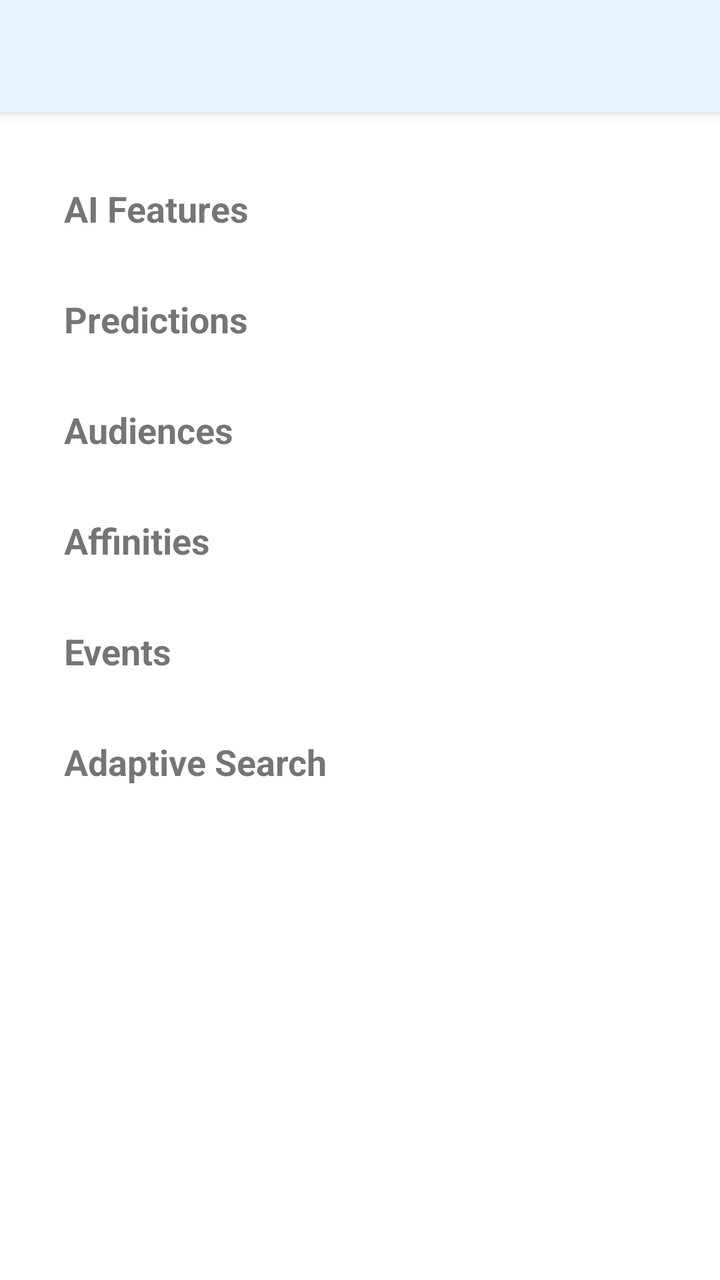
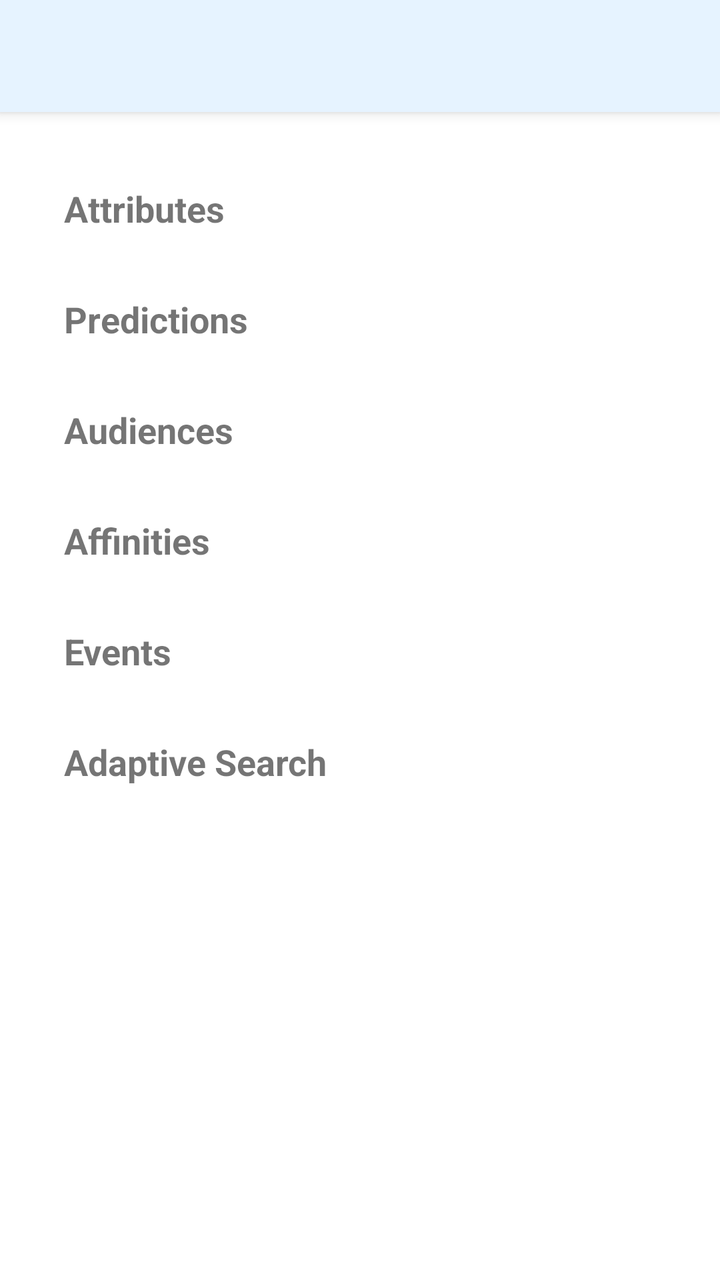

The first picture is an Android layout as it rendered before a commit; the second is the same layout after the commit. The layout source and the unified diff follow.
<!-- AndroidManifest.xml: application theme Theme.AndroidExample -->
<!-- res/layout/activity_data.xml -->
<?xml version="1.0" encoding="utf-8"?>
<LinearLayout xmlns:android="http://schemas.android.com/apk/res/android"
    xmlns:tools="http://schemas.android.com/tools"
    tools:context=".DataActivity"
    android:layout_width="match_parent"
    android:layout_height="match_parent"
    android:orientation="vertical"
    android:fitsSystemWindows="true">

    
    <androidx.appcompat.widget.Toolbar
        android:id="@+id/toolbar"
        android:layout_width="match_parent"
        android:layout_height="?attr/actionBarSize"
        android:background="?attr/colorPrimary"
        android:theme="@style/ThemeOverlay.AppCompat.Light" />

    
    <LinearLayout
        android:layout_width="match_parent"
        android:layout_height="match_parent"
        android:orientation="vertical"
        android:paddingStart="32sp"
        android:paddingEnd="32sp"
        android:paddingTop="24sp">

        <ScrollView
            android:layout_width="match_parent"
            android:layout_height="match_parent">
            <LinearLayout
                android:layout_width="match_parent"
                android:layout_height="wrap_content"
                android:orientation="vertical">
                <TextView
                    android:layout_width="match_parent"
                    android:layout_height="wrap_content"
                    android:text="@string/ai_features_title"
                    android:textStyle="bold"
                    android:textSize="18sp"
                    android:paddingTop="12sp"/>
                <TextView
                    android:id="@+id/tv_ai_features"
                    android:layout_width="match_parent"
                    android:layout_height="wrap_content"/>
                <TextView
                    android:layout_width="match_parent"
                    android:layout_height="wrap_content"
                    android:text="@string/predictions_title"
                    android:textStyle="bold"
                    android:textSize="18sp"
                    android:paddingTop="12sp"/>
                <TextView
                    android:id="@+id/tv_predictions"
                    android:layout_width="match_parent"
                    android:layout_height="wrap_content"/>
                <TextView
                    android:layout_width="match_parent"
                    android:layout_height="wrap_content"
                    android:text="@string/audiences_title"
                    android:textStyle="bold"
                    android:textSize="18sp"
                    android:paddingTop="12sp"/>
                <TextView
                    android:id="@+id/tv_audiences"
                    android:layout_width="match_parent"
                    android:layout_height="wrap_content"/>
                <TextView
                    android:layout_width="match_parent"
                    android:layout_height="wrap_content"
                    android:text="@string/affinities_title"
                    android:textStyle="bold"
                    android:textSize="18sp"
                    android:paddingTop="12sp"/>
                <TextView
                    android:id="@+id/tv_affinities"
                    android:layout_width="match_parent"
                    android:layout_height="wrap_content"/>
                <TextView
                    android:layout_width="match_parent"
                    android:layout_height="wrap_content"
                    android:text="@string/events_title"
                    android:textStyle="bold"
                    android:textSize="18sp"
                    android:paddingTop="12sp"/>
                <TextView
                    android:id="@+id/tv_events"
                    android:layout_width="match_parent"
                    android:layout_height="wrap_content"/>
                <TextView
                    android:layout_width="match_parent"
                    android:layout_height="wrap_content"
                    android:text="@string/adaptive_search"
                    android:textStyle="bold"
                    android:textSize="18sp"
                    android:paddingTop="12sp"/>
                <TextView
                    android:id="@+id/tv_adaptive_search"
                    android:layout_width="match_parent"
                    android:layout_height="wrap_content"/>
            </LinearLayout>
        </ScrollView>

        <include android:id="@+id/include_code_view"
            layout="@layout/code_view_card"/>
    </LinearLayout>
</LinearLayout>
<!-- res/layout/code_view_card.xml (included above) -->
<?xml version="1.0" encoding="utf-8"?>
<androidx.cardview.widget.CardView
    xmlns:android="http://schemas.android.com/apk/res/android"
    xmlns:app="http://schemas.android.com/apk/res-auto"
    android:layout_width="match_parent"
    android:layout_height="wrap_content"
    app:cardCornerRadius="16dp"
    app:cardElevation="4dp"
    android:layout_marginTop="16sp"
    app:cardBackgroundColor="@android:color/transparent">
    <br.tiagohm.codeview.CodeView
        android:id="@+id/codeView"
        android:layout_width="match_parent"
        android:layout_height="wrap_content"
        app:cv_font_size="14"
        app:cv_highlight_line_number="1"
        app:cv_show_line_number="true"
        app:cv_start_line_number="9000"
        app:cv_wrap_line="false"
        app:cv_zoom_enable="true"/>
</androidx.cardview.widget.CardView>
<!-- resources referenced by this layout -->
<resources>
  <string name="adaptive_search">Adaptive Search</string>
  <string name="affinities_title">Affinities</string>
  <string name="ai_features_title">AI Features</string>
  <string name="audiences_title">Audiences</string>
  <string name="events_title">Events</string>
  <string name="predictions_title">Predictions</string>
  <style name="Theme.AndroidExample" parent="Theme.MaterialComponents.Light.NoActionBar">
          
          <item name="colorPrimary">@color/blue_500</item>
          <item name="colorPrimaryVariant">@color/blue_700</item>
          <item name="colorOnPrimary">@color/txt_primary</item>
          <item name="android:textColorPrimary">#000000</item>
          <item name="toolbarStyle">@style/CustomToolbarStyle</item>
  
          
          <item name="colorSecondary">@color/gray_200</item>
          <item name="colorSecondaryVariant">@color/gray_700</item>
          <item name="colorOnSecondary">@color/black</item>
          
          <item name="android:statusBarColor">@color/white</item>
          <item name="android:windowLightStatusBar">true</item>
          <item name="buttonStyle">@style/CustomButton</item>
          <item name="android:buttonStyle">@style/CustomAppCompatButton</item> 
          <item name="materialButtonStyle">@style/CustomButton</item> 
  
          
      </style>
  <color name="blue_500">#FFE6F3FF</color>
  <color name="blue_700">#FFA6B3FF</color>
  <color name="txt_primary">#FF131F3C</color>
  <style name="CustomToolbarStyle" parent="Widget.MaterialComponents.Toolbar.Primary">
          <item name="titleTextColor">@color/txt_primary</item>  
      </style>
  <color name="gray_200">#FF79747E</color>
  <color name="gray_700">#FF59545E</color>
  <color name="black">#FF000000</color>
  <color name="white">#FFFFFFFF</color>
  <style name="CustomButton" parent="Widget.MaterialComponents.Button">
          <item name="android:backgroundTint">@color/button_color</item>
          <item name="android:textColor">@color/white</item>
          <item name="shapeAppearanceOverlay">@style/RoundedButtonShape</item>
      </style>
  <style name="CustomAppCompatButton" parent="Widget.AppCompat.Button">
          <item name="android:backgroundTint">@color/button_color</item>
          <item name="android:textColor">@color/white</item>
      </style>
  <style name="RoundedButtonShape" parent="">
          <item name="cornerFamily">rounded</item>
          <item name="cornerSize">16dp</item>
      </style>
</resources>

<!-- the commit's change to res/layout/activity_data.xml (unified diff, before → after) -->
@@ -34,12 +34,12 @@
                 <TextView
                     android:layout_width="match_parent"
                     android:layout_height="wrap_content"
-                    android:text="@string/ai_features_title"
+                    android:text="@string/attributes_title"
                     android:textStyle="bold"
                     android:textSize="18sp"
                     android:paddingTop="12sp"/>
                 <TextView
-                    android:id="@+id/tv_ai_features"
+                    android:id="@+id/tv_attributes"
                     android:layout_width="match_parent"
                     android:layout_height="wrap_content"/>
                 <TextView
<!-- resource entries referenced after the edit -->
@@ -2,7 +2,7 @@
 <resources>
   <string name="adaptive_search">Adaptive Search</string>
   <string name="affinities_title">Affinities</string>
-  <string name="ai_features_title">AI Features</string>
+  <string name="attributes_title">Attributes</string>
   <string name="audiences_title">Audiences</string>
   <string name="events_title">Events</string>
   <string name="predictions_title">Predictions</string>
